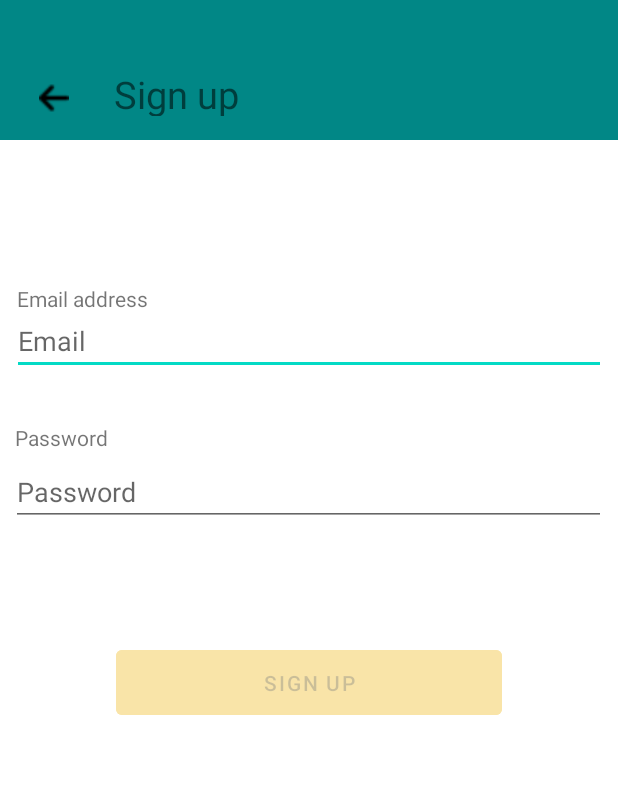
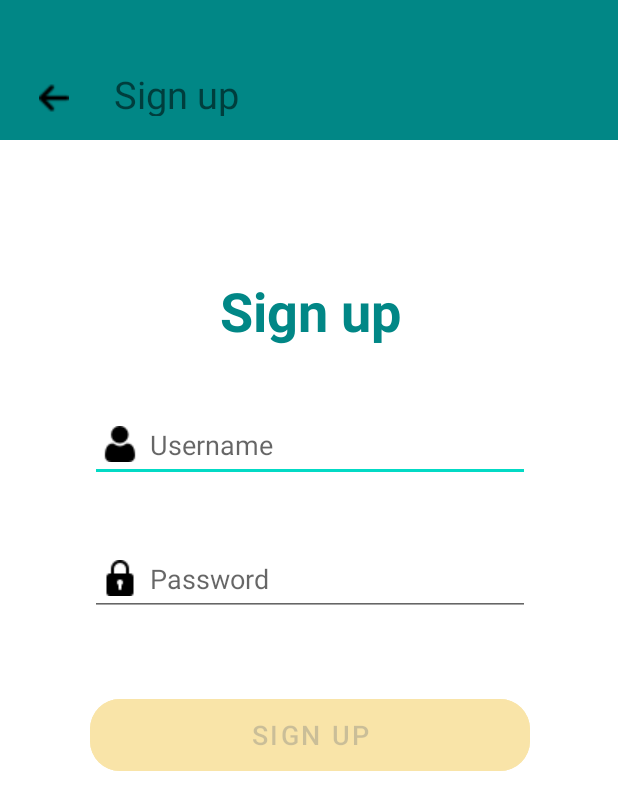
Before and after one commit to PhamTuanDuongs/money_manager, an Android app: the RegisterActivity screen opened directly, with no data from a screen before it, on a phone screen of 412 x 824 dp. Shown: the top 810 px of the screen. Run offline under Robolectric (Android 15) with nearby library versions, the phone set to English and light mode, and no system bars; our stand-ins replace Firebase (no records; nobody signed in at launch, a user with empty details on screens opened directly); libraries missing offline, so code that uses them is left out: io.github.muddz.styleabletoast.

Commit message:
refactor: ui login + register and add lib piechart

```diff
--- a/app/build.gradle.kts
+++ b/app/build.gradle.kts
@@ -41,6 +41,7 @@ dependencies {
     implementation(libs.constraintlayout)
     implementation("io.github.muddz:styleabletoast:2.4.0")
     implementation("com.google.firebase:firebase-database:19.2.0")
+    implementation ("com.github.PhilJay:MPAndroidChart:v3.1.0")
     implementation(libs.lifecycle.livedata.ktx)
     implementation(libs.lifecycle.viewmodel.ktx)
     implementation(libs.navigation.fragment)
--- a/app/src/main/java/com/example/money_manager/ui/CreateReminderFragment.java
+++ b/app/src/main/java/com/example/money_manager/ui/CreateReminderFragment.java
@@ -34,7 +34,6 @@ public class CreateReminderFragment extends Fragment implements CreateReminderCo
     private  CreateReminderPresenter presenter;
     private Button btn_create_reminder;
     private String frequencey = "";
-
 
 
     public CreateReminderFragment() {
--- a/app/src/main/res/layout/activity_register.xml
+++ b/app/src/main/res/layout/activity_register.xml
@@ -11,80 +11,81 @@
     <include android:id="@+id/toolbarSignUp" layout="@layout/toolbar"/>
 
 
-    <Button
-        android:id="@+id/btn_register"
-        android:layout_width="257dp"
-        android:layout_height="55dp"
-        android:layout_marginTop="48dp"
-        android:backgroundTint="@color/yellow_600"
-        android:text="Sign up"
+    <androidx.cardview.widget.CardView
+        android:layout_width="match_parent"
+        android:layout_height="wrap_content"
+        android:layout_margin="30dp"
+        android:layout_marginStart="30dp"
+        android:layout_marginEnd="30dp"
+        android:background="@drawable/ic_launcher_reminder"
+        app:cardCornerRadius="30dp"
+        app:cardElevation="20dp"
+        app:layout_constraintEnd_toEndOf="parent"
+        app:layout_constraintStart_toStartOf="parent"
+        app:layout_constraintTop_toTopOf="parent">
+
+    </androidx.cardview.widget.CardView>
+
+    <LinearLayout
+        android:layout_width="341dp"
+        android:layout_height="428dp"
+        android:layout_gravity="center_horizontal"
+        android:layout_marginStart="29dp"
+        android:layout_marginTop="90dp"
+        android:layout_marginEnd="28dp"
+        android:layout_marginBottom="123dp"
+        android:gravity="center"
+        android:orientation="vertical"
+        android:padding="24dp"
         app:layout_constraintBottom_toBottomOf="parent"
         app:layout_constraintEnd_toEndOf="parent"
         app:layout_constraintStart_toStartOf="parent"
-        app:layout_constraintTop_toBottomOf="@+id/edt_password_register"
-        app:layout_constraintVertical_bias="0.077" />
+        app:layout_constraintTop_toTopOf="parent"
+        app:layout_constraintVertical_bias="0.26">
+
+        <TextView
+            android:id="@+id/loginText"
+            android:layout_width="match_parent"
+            android:layout_height="wrap_content"
+            android:text="Sign up"
+            android:textAlignment="center"
+            android:textColor="@color/teal_700"
+            android:textSize="36sp"
+            android:textStyle="bold" />
 
         <EditText
             android:id="@+id/edt_email_register"
             android:layout_width="match_parent"
-        android:layout_height="41dp"
-        android:layout_marginStart="8dp"
-        android:layout_marginEnd="8dp"
-        android:ems="10"
-        android:hint="Email"
-        android:inputType="textEmailAddress"
-        app:layout_constraintEnd_toEndOf="parent"
-        app:layout_constraintStart_toStartOf="parent"
-        app:layout_constraintTop_toBottomOf="@+id/txt11" />
+            android:layout_height="50dp"
+            android:layout_marginTop="40dp"
+            android:drawableLeft="@drawable/user_icon"
+            android:drawablePadding="8dp"
+            android:hint="Username"
+            android:padding="8dp"
+            android:textColor="@color/black"
+            android:textColorHighlight="@color/cardview_dark_background" />
 
         <TextView
-        android:id="@+id/txt11"
-        android:layout_width="wrap_content"
+            android:id="@+id/error_email"
+            android:layout_width="match_parent"
             android:layout_height="wrap_content"
-        android:layout_marginStart="11dp"
-        android:layout_marginTop="96dp"
-        android:layout_marginEnd="314dp"
-        android:text="Email address"
+            android:textColor="@color/red_600"
             app:layout_constraintEnd_toEndOf="parent"
-        app:layout_constraintHorizontal_bias="0.0"
-        app:layout_constraintStart_toStartOf="parent"
-        app:layout_constraintTop_toBottomOf="@+id/toolbarSignUp" />
+            app:layout_constraintHorizontal_bias="0.022"
+            app:layout_constraintStart_toStartOf="parent" />
 
         <EditText
             android:id="@+id/edt_password_register"
             android:layout_width="match_parent"
-        android:layout_height="wrap_content"
-        android:layout_marginStart="7dp"
-        android:layout_marginTop="4dp"
-        android:layout_marginEnd="8dp"
-        android:ems="10"
+            android:layout_height="50dp"
+            android:layout_marginTop="20dp"
+            android:drawableLeft="@drawable/padlock"
+            android:drawablePadding="8dp"
             android:hint="Password"
             android:inputType="textPassword"
-        app:layout_constraintEnd_toEndOf="parent"
-        app:layout_constraintHorizontal_bias="0.0"
-        app:layout_constraintStart_toStartOf="parent"
-        app:layout_constraintTop_toBottomOf="@+id/txt16" />
-
-    <TextView
-        android:id="@+id/txt16"
-        android:layout_width="wrap_content"
-        android:layout_height="wrap_content"
-        android:layout_marginTop="32dp"
-        android:text="Password"
-        app:layout_constraintEnd_toEndOf="parent"
-        app:layout_constraintHorizontal_bias="0.028"
-        app:layout_constraintStart_toStartOf="parent"
-        app:layout_constraintTop_toBottomOf="@+id/edt_email_register" />
-
-    <TextView
-        android:id="@+id/error_email"
-        android:layout_width="wrap_content"
-        android:layout_height="wrap_content"
-        android:textColor="@color/red_600"
-        app:layout_constraintEnd_toEndOf="parent"
-        app:layout_constraintHorizontal_bias="0.022"
-        app:layout_constraintStart_toStartOf="parent"
-        app:layout_constraintTop_toBottomOf="@+id/edt_email_register" />
+            android:padding="8dp"
+            android:textColor="@color/black"
+            android:textColorHighlight="@color/cardview_dark_background" />
 
         <TextView
             android:id="@+id/error_password"
@@ -93,7 +94,18 @@
             android:textColor="@color/red_600"
             app:layout_constraintEnd_toEndOf="parent"
             app:layout_constraintHorizontal_bias="0.025"
-        app:layout_constraintStart_toStartOf="parent"
-        app:layout_constraintTop_toBottomOf="@+id/edt_password_register" />
+            app:layout_constraintStart_toStartOf="parent" />
+
+        <Button
+            android:id="@+id/btn_register"
+            android:layout_width="match_parent"
+            android:layout_height="60dp"
+            android:layout_marginTop="30dp"
+            android:backgroundTint="@color/yellow_600"
+            android:text="Sign up"
+            android:textSize="18sp"
+            app:cornerRadius="20dp" />
+    </LinearLayout>
+
 
 </androidx.constraintlayout.widget.ConstraintLayout>
--- a/settings.gradle.kts
+++ b/settings.gradle.kts
@@ -16,6 +16,7 @@ dependencyResolutionManagement {
     repositories {
         google()
         mavenCentral()
+        maven { setUrl("https://jitpack.io") }
     }
 }
 
```
Also changed, not shown: app/src/main/java/com/example/money_manager/activity/authentication/LoginActivity.java (+2 -7 lines), app/src/main/java/com/example/money_manager/ui/HomeFragment.java (+60 -24 lines), app/src/main/res/layout/activity_login.xml (+73 -63 lines), app/src/main/res/layout/fragment_home.xml (+12 -0 lines), app/src/main/res/drawable/padlock.png (added), app/src/main/res/drawable/user_icon.png (added). Lines whose indentation alone changed are shown as unchanged.
